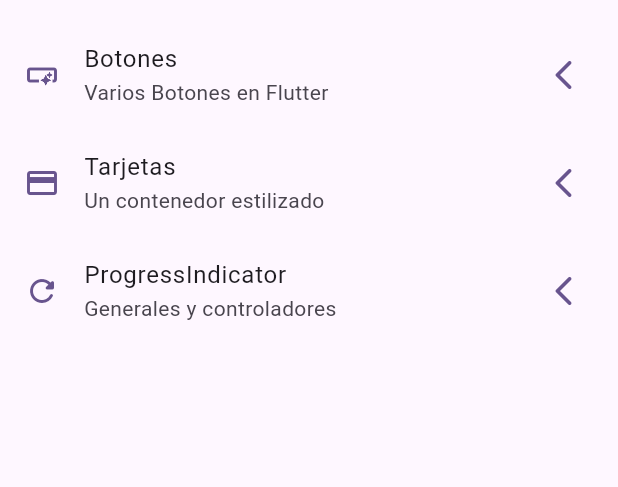
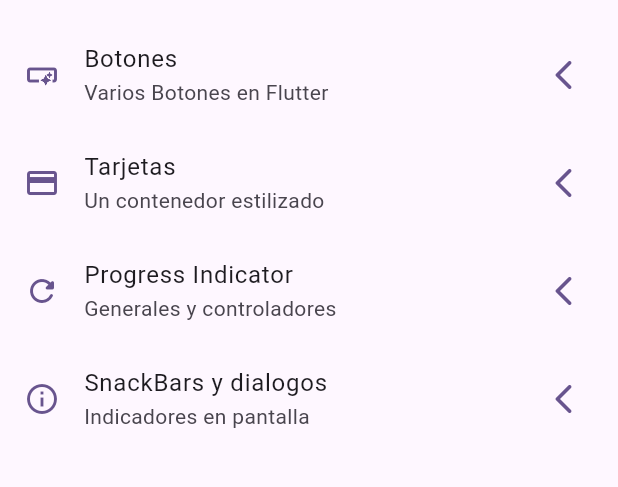
Before and after one commit to Juancarlos56/Dark-Flutter-Course-dev-telles, a Flutter app: the screen it shows after launch, on a phone screen of 412 x 824 dp, the part 63-550 px from its top. Run offline on Flutter 3.47's test engine with Material 3 defaults, Android fonts, the phone set to English and light mode, and no system bars; our stand-ins replace animate_do, dio, go_router, video_player.

Commit message:
snackbars complete

```diff
--- a/widgets_app/lib/config/menu/menu_items.dart
+++ b/widgets_app/lib/config/menu/menu_items.dart
@@ -25,8 +25,13 @@ const appMenuItems = <MenuItem>[
       link: '/cards',
       icon: Icons.credit_card),
   MenuItem(
-      title: 'ProgressIndicator',
+      title: 'Progress Indicator',
       subtitle: 'Generales y controladores',
       link: '/progress',
       icon: Icons.refresh_rounded),
+  MenuItem(
+      title: 'SnackBars y dialogos',
+      subtitle: 'Indicadores en pantalla',
+      link: '/snackbars',
+      icon: Icons.info_outline),
 ];
--- a/widgets_app/lib/config/router/app_router.dart
+++ b/widgets_app/lib/config/router/app_router.dart
@@ -26,5 +26,10 @@ final appRouter = GoRouter(
       name: ProgressScreen.name,
       builder: (context, state) => const ProgressScreen(),
     ),
+    GoRoute(
+      path: '/snackbars',
+      name: SnackbarScreen.name,
+      builder: (context, state) => const SnackbarScreen(),
+    ),
   ],
 );
--- a/widgets_app/lib/main.dart
+++ b/widgets_app/lib/main.dart
@@ -12,6 +12,7 @@ class MainApp extends StatelessWidget {
   @override
   Widget build(BuildContext context) {
     return MaterialApp.router(
+      title: 'Flutter Widgets',
       routerConfig: appRouter,
       debugShowCheckedModeBanner: false,
       theme: AppTheme(selectedColor: 5).getTheme(),
```
Also changed, not shown: widgets_app/lib/presentation/screens/snackbar/snackbar_screen.dart (+60 -1 lines).
